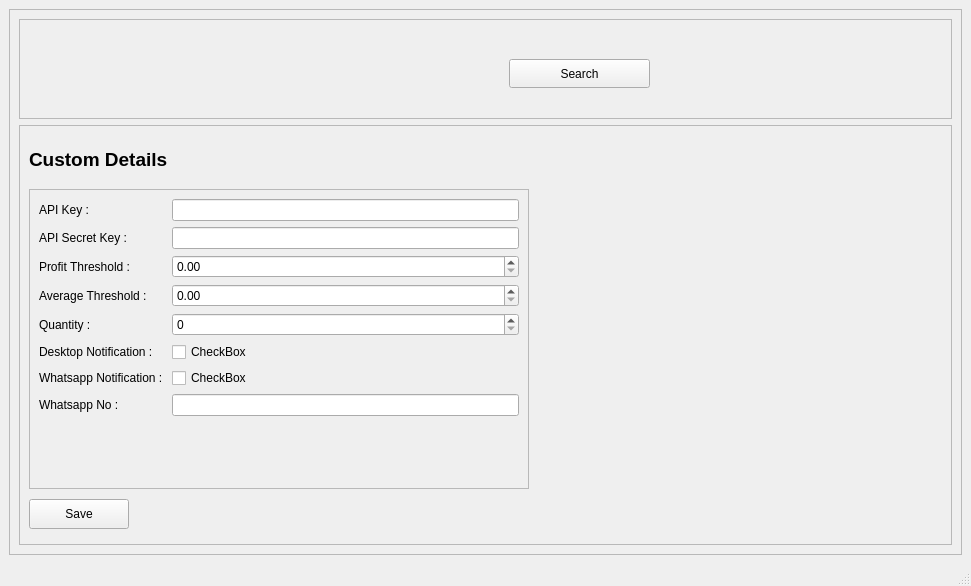
The window that UIFiles/customDetails.ui (ShubhamMandavkar/TYLiveProjectt-StockAutomationSystem) describes before a commit, drawn with Qt 5.
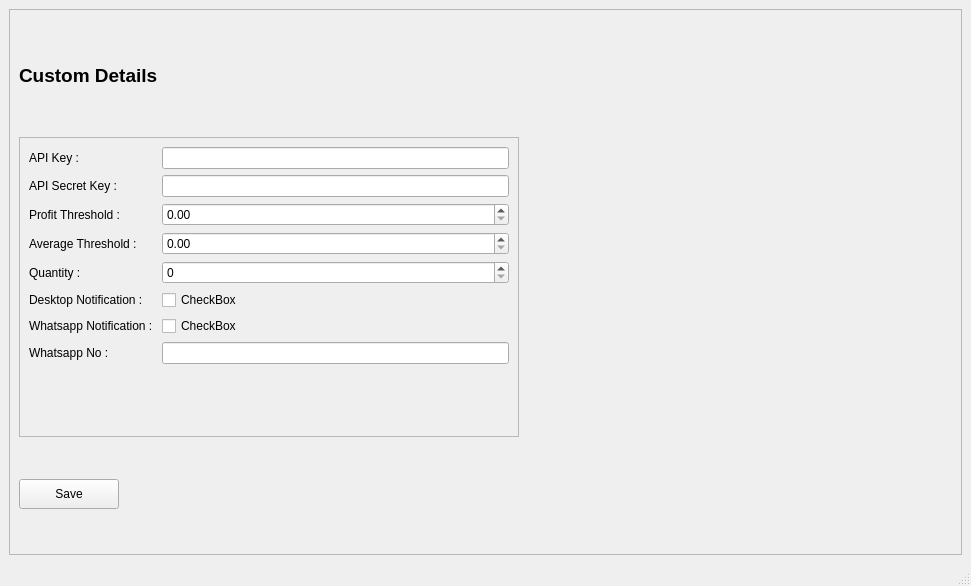
The same window after the commit.

Commit message: changed ui files- remove the navigation panel from all pages except home page

The edit to the form file:
```diff
--- a/UIFiles/customDetails.ui
+++ b/UIFiles/customDetails.ui
@@ -16,44 +16,6 @@
   <widget class="QWidget" name="centralwidget">
    <layout class="QHBoxLayout" name="horizontalLayout">
     <item>
-     <widget class="QFrame" name="frame_2">
-      <property name="frameShape">
-       <enum>QFrame::StyledPanel</enum>
-      </property>
-      <property name="frameShadow">
-       <enum>QFrame::Raised</enum>
-      </property>
-      <layout class="QVBoxLayout" name="verticalLayout">
-       <item>
-        <widget class="QFrame" name="frame">
-         <property name="maximumSize">
-          <size>
-           <width>16777215</width>
-           <height>100</height>
-          </size>
-         </property>
-         <property name="frameShape">
-          <enum>QFrame::StyledPanel</enum>
-         </property>
-         <property name="frameShadow">
-          <enum>QFrame::Raised</enum>
-         </property>
-         <widget class="QPushButton" name="btnSearch">
-          <property name="geometry">
-           <rect>
-            <x>490</x>
-            <y>40</y>
-            <width>141</width>
-            <height>29</height>
-           </rect>
-          </property>
-          <property name="text">
-           <string>Search</string>
-          </property>
-         </widget>
-        </widget>
-       </item>
-       <item>
         <widget class="QFrame" name="frame_4">
          <property name="frameShape">
           <enum>QFrame::StyledPanel</enum>
@@ -198,9 +160,6 @@
             <property name="text">
              <string>Save</string>
             </property>
-           </widget>
-          </item>
-         </layout>
         </widget>
        </item>
       </layout>
```
Lines whose indentation alone changed are shown as unchanged. The commit also changes 14 other files.
